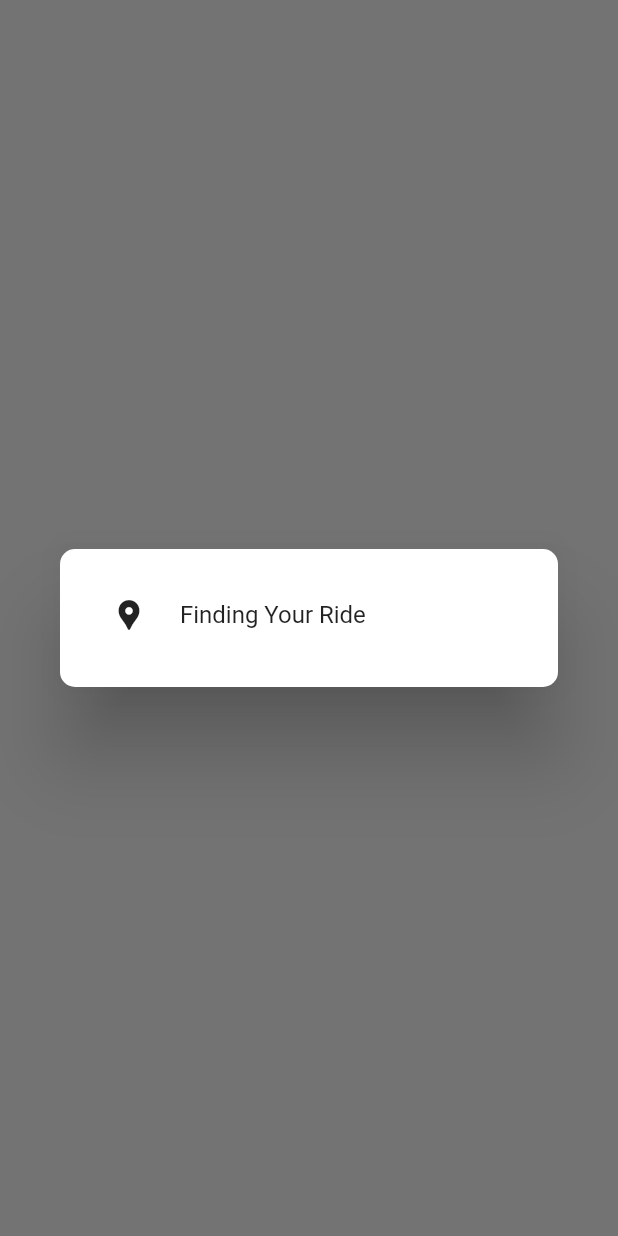
After one commit to am-aakash/Design-popup, a Flutter app: the RoundedAlertBox screen opened directly, after a tap on "Open Alert Box", on a phone screen of 412 x 824 dp. The commit adds this screen. Run offline on Flutter 3.47's test engine with Material 2 defaults, Android fonts, the light colour scheme and no system bars.

Commit message:
Added a popup

```diff
--- /dev/null
+++ b/lib/finding_ride_popup.dart
@@ -0,0 +1,68 @@
+import 'package:flutter/material.dart';
+
+Color myColor = Color(0xff00bfa5);
+
+class RoundedAlertBox extends StatefulWidget {
+  @override
+  _RoundedAlertBoxState createState() => _RoundedAlertBoxState();
+}
+
+class _RoundedAlertBoxState extends State<RoundedAlertBox> {
+  @override
+  Widget build(BuildContext context) {
+    return Scaffold(
+      body: Center(
+        child: RaisedButton(
+          onPressed: openAlertBox,
+          color: myColor,
+          child: Text(
+            "Open Alert Box",
+            style: TextStyle(color: Colors.white),
+          ),
+        ),
+      ),
+    );
+  }
+
+  openAlertBox() {
+    return showDialog(
+        context: context,
+        builder: (BuildContext context) {
+          return AlertDialog(
+            shape: RoundedRectangleBorder(
+                borderRadius: BorderRadius.all(Radius.circular(10.0))),
+            //contentPadding: EdgeInsets.only(top: 10.0),
+            content: Container(
+              width: 300,
+              height: 48,
+              child: Column(
+                mainAxisAlignment: MainAxisAlignment.center,
+                crossAxisAlignment: CrossAxisAlignment.center,
+                mainAxisSize: MainAxisSize.min,
+                children: <Widget>[
+                  Padding(
+                    padding: EdgeInsets.only(left: 10.0, right: 10.0),
+                    // child: TextField(
+                    //   decoration: InputDecoration(
+                    //     hintText: "Finding Your Ride",
+                    //     border: InputBorder.none,
+                    //   ),
+                    //   maxLines: 1,
+                    // ),
+                    child: Row(
+                      children: <Widget>[
+                        Padding(
+                          padding: const EdgeInsets.only(right: 22.0),
+                          child: Icon(Icons.location_pin),
+                        ),
+                        Text("Finding Your Ride"),
+                      ],
+                    ),
+                  ),
+                ],
+              ),
+            ),
+          );
+        });
+  }
+}
--- a/lib/main.dart
+++ b/lib/main.dart
@@ -1,3 +1,4 @@
+import 'package:design_popup/finding_ride_popup.dart';
 import 'package:flutter/material.dart';
 
 void main() {
@@ -29,9 +30,18 @@ class _MyHomePageState extends State<MyHomePage> {
     return Scaffold(
       body: Center(),
       floatingActionButton: FloatingActionButton(
-        onPressed: () {},
+        onPressed: () => {
+          Navigator.push(
+            context,
+            //barrierColor: Colors.black54,
+            MaterialPageRoute(
+              //builder: (context) => FindingRidePopup(),
+              builder: (context) => RoundedAlertBox(),
+            ),
+          )
+        },
         tooltip: 'Increment',
-        child: Icon(Icons.add),
+        child: Icon(Icons.circle),
       ), // This trailing comma makes auto-formatting nicer for build methods.
     );
   }
```
